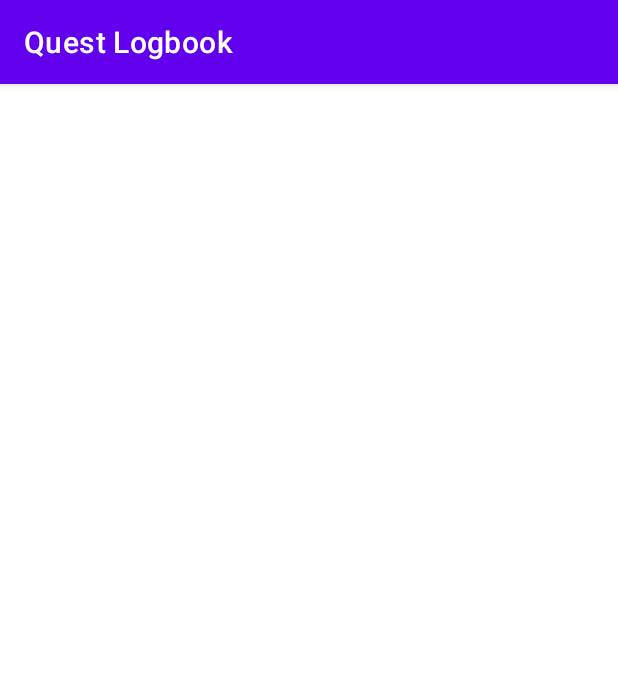
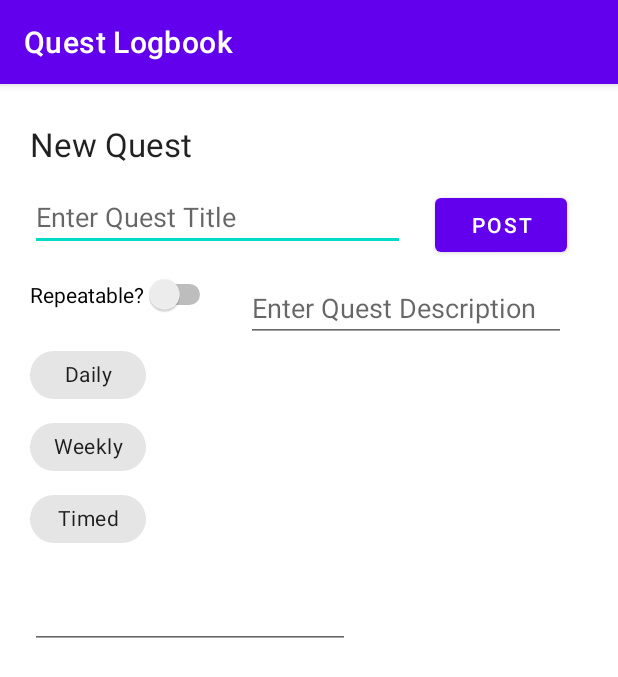
Before and after one commit to BrianJSo/QuestLogbook, an Android app: the QuestMakerForm screen opened directly, with no data from a screen before it, on a phone screen of 412 x 824 dp. Shown: the top 677 px of the screen. Run offline under Robolectric (Android 15) with nearby library versions, the light colour scheme and no system bars.

Commit message:
quest maker form class: initial elements

```diff
--- a/app/src/main/res/layout/activity_quest_maker_form.xml
+++ b/app/src/main/res/layout/activity_quest_maker_form.xml
@@ -6,4 +6,103 @@
     android:layout_height="match_parent"
     tools:context=".QuestMakerForm">
 
+    <TextView
+        android:id="@+id/textView"
+        android:layout_width="wrap_content"
+        android:layout_height="wrap_content"
+        android:layout_marginStart="20dp"
+        android:layout_marginTop="25dp"
+        android:text="@string/qmf_new_todo"
+        android:textAppearance="@style/TextAppearance.AppCompat.Large"
+        app:layout_constraintStart_toStartOf="parent"
+        app:layout_constraintTop_toTopOf="parent" />
+
+    <EditText
+        android:id="@+id/editTextTextPersonName"
+        android:layout_width="250dp"
+        android:layout_height="41dp"
+        android:layout_marginStart="20dp"
+        android:layout_marginTop="15dp"
+        android:ems="10"
+        android:hint="@string/qmf_title"
+        android:inputType="textPersonName"
+        app:layout_constraintStart_toStartOf="parent"
+        app:layout_constraintTop_toBottomOf="@+id/textView" />
+
+    <Button
+        android:id="@+id/button2"
+        android:layout_width="wrap_content"
+        android:layout_height="wrap_content"
+        android:layout_marginStart="20dp"
+        android:layout_marginTop="15dp"
+        android:text="@string/qmf_post"
+        app:layout_constraintStart_toEndOf="@+id/editTextTextPersonName"
+        app:layout_constraintTop_toBottomOf="@+id/textView" />
+
+    <Switch
+        android:id="@+id/switch1"
+        android:layout_width="wrap_content"
+        android:layout_height="wrap_content"
+        android:layout_marginStart="20dp"
+        android:layout_marginTop="15dp"
+        android:text="@string/qmf_repeat"
+        app:layout_constraintStart_toStartOf="parent"
+        app:layout_constraintTop_toBottomOf="@+id/editTextTextPersonName" />
+
+    <com.google.android.material.chip.ChipGroup
+        android:id="@+id/chipGroup"
+        android:layout_width="77dp"
+        android:layout_height="151dp"
+        android:layout_marginStart="20dp"
+        android:layout_marginTop="16dp"
+        app:layout_constraintStart_toStartOf="parent"
+        app:layout_constraintTop_toBottomOf="@+id/switch1"
+        app:singleLine="false"
+        app:singleSelection="true">
+
+        <com.google.android.material.chip.Chip
+            android:id="@+id/chip5"
+            android:layout_width="match_parent"
+            android:layout_height="wrap_content"
+            android:text="@string/qmf_daily"
+            android:textAlignment="center" />
+
+        <com.google.android.material.chip.Chip
+            android:id="@+id/chip6"
+            android:layout_width="match_parent"
+            android:layout_height="wrap_content"
+            android:text="@string/qmf_weekly"
+            android:textAlignment="center" />
+
+        <com.google.android.material.chip.Chip
+            android:id="@+id/chip7"
+            android:layout_width="match_parent"
+            android:layout_height="wrap_content"
+            android:text="@string/qmf_timed"
+            android:textAlignment="center" />
+    </com.google.android.material.chip.ChipGroup>
+
+    <EditText
+        android:id="@+id/editTextTextPersonName2"
+        android:layout_width="wrap_content"
+        android:layout_height="wrap_content"
+        android:layout_marginStart="20dp"
+        android:layout_marginTop="15dp"
+        android:ems="10"
+        android:hint="@string/qmf_desc"
+        android:inputType="textPersonName"
+        app:layout_constraintStart_toEndOf="@+id/switch1"
+        app:layout_constraintTop_toBottomOf="@+id/editTextTextPersonName" />
+
+    <EditText
+        android:id="@+id/editTextTime"
+        android:layout_width="wrap_content"
+        android:layout_height="wrap_content"
+        android:layout_marginStart="20dp"
+        android:layout_marginTop="10dp"
+        android:ems="10"
+        android:inputType="time"
+        app:layout_constraintStart_toStartOf="parent"
+        app:layout_constraintTop_toBottomOf="@+id/chipGroup" />
+
 </androidx.constraintlayout.widget.ConstraintLayout>
--- a/app/src/main/res/values/strings.xml
+++ b/app/src/main/res/values/strings.xml
@@ -1,3 +1,11 @@
 <resources>
     <string name="app_name">Quest Logbook</string>
+    <string name="qmf_new_todo">New Quest</string>
+    <string name="qmf_repeat">Repeatable?</string>
+    <string name="qmf_post">Post</string>
+    <string name="qmf_daily">Daily</string>
+    <string name="qmf_weekly">Weekly</string>
+    <string name="qmf_timed">Timed</string>
+    <string name="qmf_title">Enter Quest Title</string>
+    <string name="qmf_desc">Enter Quest Description</string>
 </resources>
```
